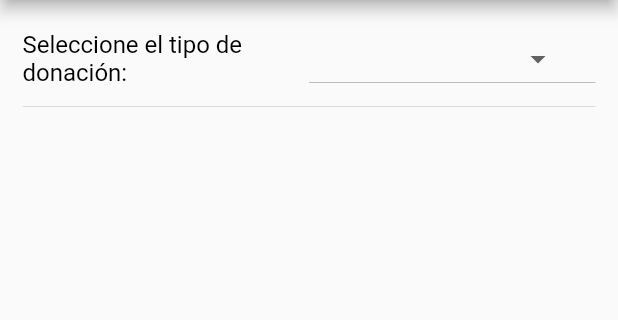
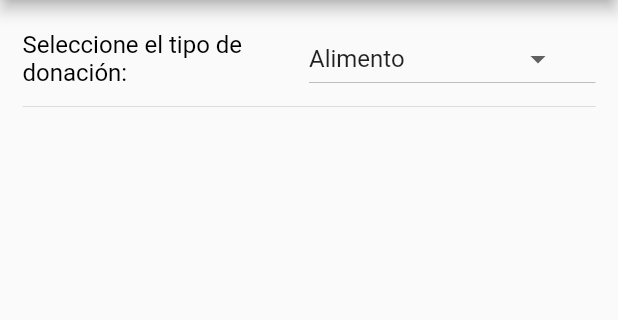
Before and after one commit to DannyMar25/AdminAppPAE, a Flutter app: the VerDonacionesInAddPage screen opened by its route, on a phone screen of 412 x 824 dp, the part 84-404 px from its top. Run offline on Flutter 3.47's test engine with Material 2 defaults, Android fonts, the phone set to English and light mode, and no system bars; our stand-ins replace accordion, cloud_firestore, firebase_auth, firebase_core, firebase_database, firebase_storage and 6 more; missing offline and left inert: number_inc_dec, syncfusion_flutter_pdf, syncfusion_flutter_pdfviewer; accounts and stored records are empty.

```diff
--- a/lib/src/pages/donacionesOut_page.dart
+++ b/lib/src/pages/donacionesOut_page.dart
@@ -21,7 +21,7 @@ class _IngresoDonacionesOutPageState extends State<IngresoDonacionesOutPage> {
   DonacionesModel donaciones = new DonacionesModel();
   final List<String> _items =
       ['Alimento', 'Medicina', 'Insumos Higiénicos', 'Otros'].toList();
-  String? _selection;
+  String? _selection = "Alimento";
   @override
   void initState() {
     // _selection = _items.last;
--- a/lib/src/pages/verDonacionesIn_page.dart
+++ b/lib/src/pages/verDonacionesIn_page.dart
@@ -20,11 +20,12 @@ class _VerDonacionesInAddPageState extends State<VerDonacionesInAddPage> {
   DonacionesModel donaciones = new DonacionesModel();
   final List<String> _items =
       ['Alimento', 'Medicina', 'Insumos Higiénicos', 'Otros'].toList();
-  String? _selection;
+  String? _selection = "Alimento";
   int total1 = 0;
   int totalA = 0;
   @override
   void initState() {
+    showCitas();
     // _selection = _items.last;
     super.initState();
   }
--- a/lib/src/pages/verDonacionesOut_page.dart
+++ b/lib/src/pages/verDonacionesOut_page.dart
@@ -19,7 +19,7 @@ class _VerDonacionesOutAddPageState extends State<VerDonacionesOutAddPage> {
   DonacionesModel donaciones = new DonacionesModel();
   final List<String> _items =
       ['Alimento', 'Medicina', 'Insumos Higiénicos', 'Otros'].toList();
-  String? _selection;
+  String? _selection = "Alimento";
   @override
   void initState() {
     // _selection = _items.last;
```
